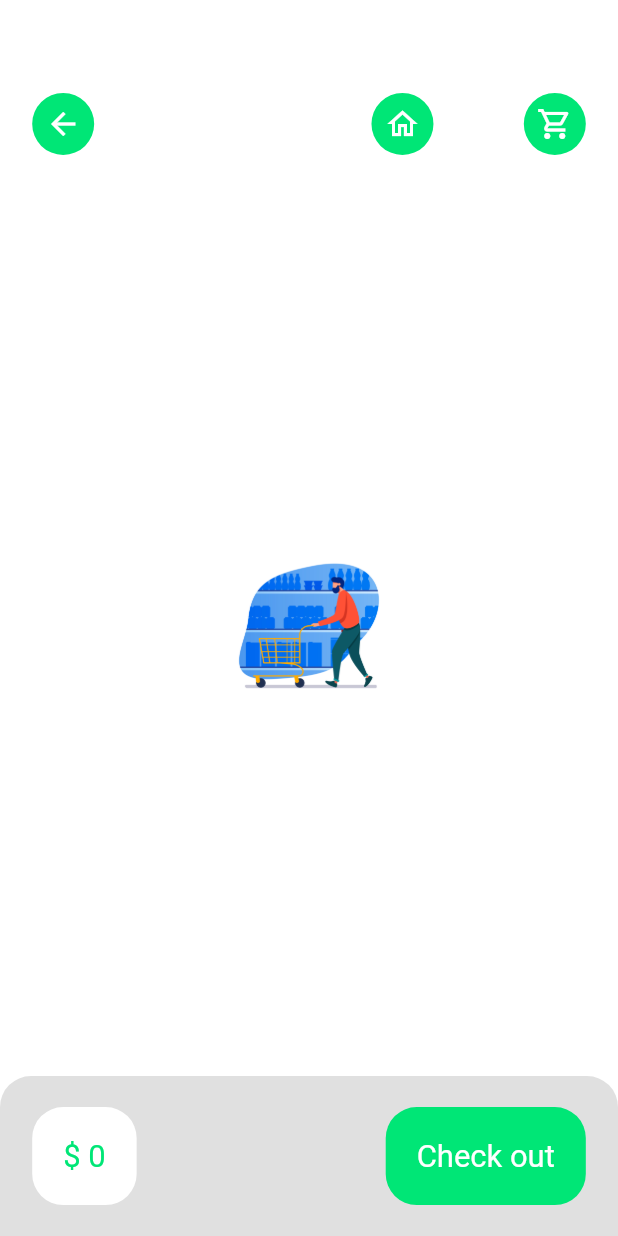
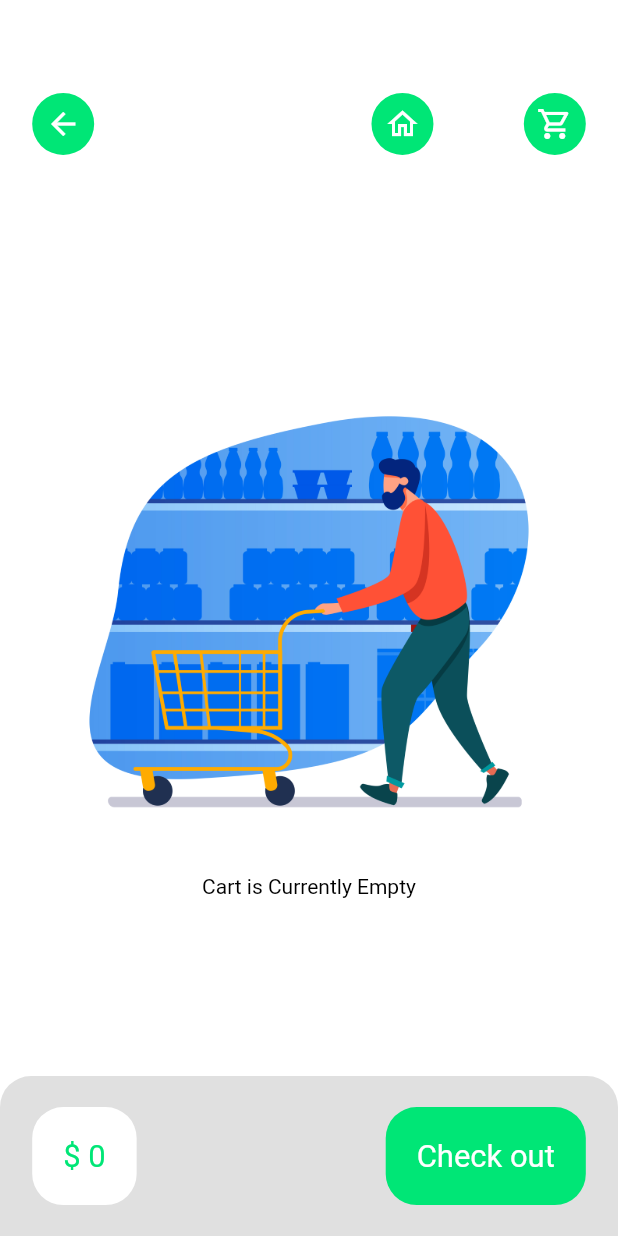
Before and after one commit to SherazAsghar37/Foodora, a Flutter app: the CartPage screen opened by its route, on a phone screen of 412 x 824 dp. Run offline on Flutter 3.47's test engine with Material 2 defaults, Android fonts, the phone set to English and light mode, and no system bars; our stand-ins replace dots_indicator, get, persistent_bottom_nav_bar, shared_preferences; accounts and stored records are empty; network calls fail.

Commit message:
added vector images to empty cart and

```diff
--- /dev/null
+++ b/lib/assets/EmptyCartImageContainer.dart
@@ -0,0 +1,33 @@
+import 'package:first/assets/BigFont.dart';
+import 'package:first/assets/appColors.dart';
+import 'package:flutter/material.dart';
+
+import 'dimensions.dart';
+
+class EmptyCartImageContainer extends StatelessWidget {
+  final String imagePath;
+  final String message;
+  EmptyCartImageContainer({required this.imagePath, required this.message});
+
+  @override
+  Widget build(BuildContext context) {
+    return Column(
+      mainAxisAlignment: MainAxisAlignment.center,
+      crossAxisAlignment: CrossAxisAlignment.center,
+      children: [
+        Container(
+          height: Dimensions.height220 * 1.5,
+          decoration: BoxDecoration(
+              image: DecorationImage(image: AssetImage(imagePath))),
+        ),
+        SizedBox(
+          height: Dimensions.height10,
+        ),
+        BigFont(
+          text: message,
+          color: Colors.black,
+        )
+      ],
+    );
+  }
+}
--- a/lib/pages/cart/cartPage.dart
+++ b/lib/pages/cart/cartPage.dart
@@ -10,6 +10,8 @@ import 'package:first/pages/homepage.dart';
 import 'package:first/route_helper/routeHelper.dart';
 import 'package:flutter/material.dart';
 import 'package:get/get.dart';
+
+import '../../assets/EmptyCartImageContainer.dart';
 
 class CartPage extends StatelessWidget {
   final String page;
@@ -223,19 +225,9 @@ class CartPage extends StatelessWidget {
                                     ),
                                   );
                                 }))
-                            : Column(
-                                mainAxisAlignment: MainAxisAlignment.center,
-                                crossAxisAlignment: CrossAxisAlignment.center,
-                                children: [
-                                  Container(
-                                    height: Dimensions.height100,
-                                    width: Dimensions.width120,
-                                    decoration: BoxDecoration(
-                                        image: DecorationImage(
-                                            image: AssetImage(
-                                                'images/EmptyCart.png'))),
-                                  ),
-                                ],
+                            : EmptyCartImageContainer(
+                                imagePath: 'images/EmptyCart.png',
+                                message: "Cart is Currently Empty",
                               );
                       },
                     ),
```
Also changed, not shown: lib/pages/cart/cartHistory.dart (+64 -63 lines), images/EmptyBox.png (added).
